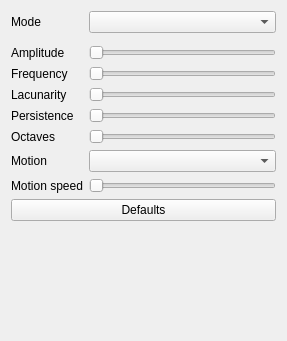
DLdota/OpenRGBEffectsPlugin, file Effects/NoiseMap/NoiseMap.ui: the form before one commit.
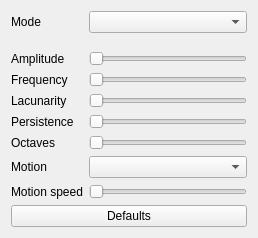
The form after the commit. Custom widgets are drawn as their Qt base class.

Commit message: Add a spacer only if needed

```diff
--- a/Effects/NoiseMap/NoiseMap.ui
+++ b/Effects/NoiseMap/NoiseMap.ui
@@ -6,8 +6,8 @@
    <rect>
     <x>0</x>
     <y>0</y>
-    <width>287</width>
-    <height>341</height>
+    <width>258</width>
+    <height>238</height>
    </rect>
   </property>
   <property name="windowTitle">
@@ -158,19 +158,6 @@
      </property>
     </widget>
    </item>
-   <item row="11" column="0" colspan="2">
-    <spacer name="verticalSpacer">
-     <property name="orientation">
-      <enum>Qt::Vertical</enum>
-     </property>
-     <property name="sizeHint" stdset="0">
-      <size>
-       <width>20</width>
-       <height>40</height>
-      </size>
-     </property>
-    </spacer>
-   </item>
   </layout>
  </widget>
  <customwidgets>
```
Left out of the diff: 208 changed lines with no effect on the pictures. The commit also changes 34 other files.
